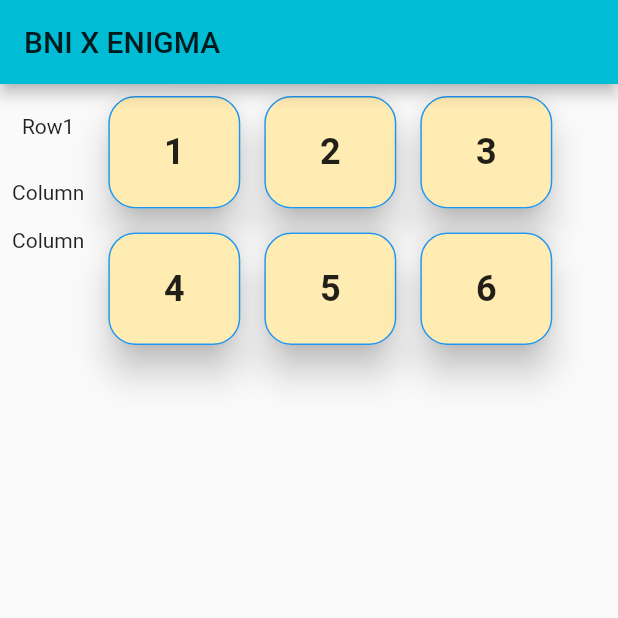
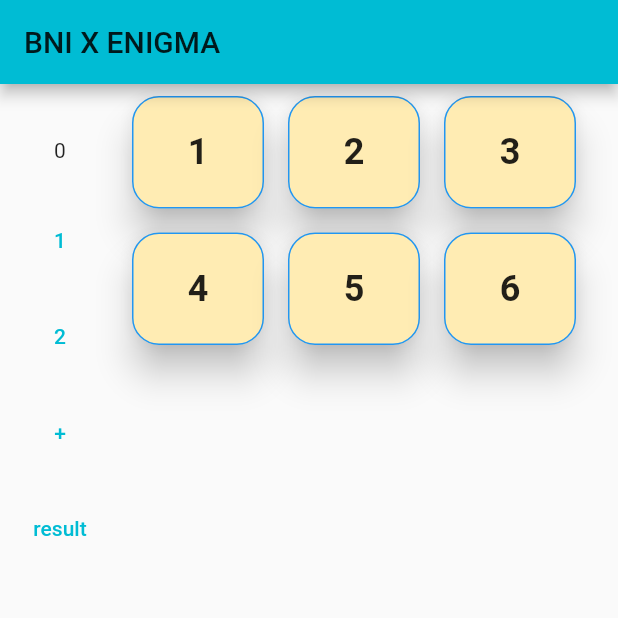
Before and after one commit to tikayesi/flutter-test, a Flutter app: the screen it shows after launch, on a phone screen of 412 x 824 dp, the top half of it. Run offline on Flutter 3.47's test engine with Material 2 defaults, Android fonts, the phone set to English and light mode, and no system bars; missing offline and left inert: dart:ffi.

```diff
--- a/flutter_application_1/lib/main.dart
+++ b/flutter_application_1/lib/main.dart
@@ -1,4 +1,5 @@
 import 'package:flutter/material.dart';
+import 'package:flutter_application_1/counter/counter.dart';
 import 'package:flutter_application_1/my_home_page.dart';
 
 void main() {
@@ -16,6 +17,6 @@ class MyApp extends StatelessWidget {
         theme: ThemeData(
           primarySwatch: Colors.cyan,
         ),
-        home: const MyHomePage());
+        home: MyHomePage());
   }
 }
--- a/flutter_application_1/lib/my_home_page.dart
+++ b/flutter_application_1/lib/my_home_page.dart
@@ -13,30 +13,62 @@ class MyHomePage extends StatefulWidget {
 // shift + alt + f -> win
 // shift + option + f -> mac
 // ctrl + shift + I -> linux
+class _MyHomePageState extends State<MyHomePage> {
 
-Column keyPadFun(){
+Column keyPadFun() {
   List col = [
     ['1', '2', '3'],
-    [ '4', '5', '6']
-    ];
+    ['4', '5', '6']
+  ];
   return Column(
-    children:
-    List.generate(col.length, (index) =>
-    _numberRow(col[index])
-    ));
+      children: List.generate(col.length, (index) => _numberRow(col[index])));
 }
 
-Widget _numberRow(List<String> numbers){
-  return Row(children: List.generate(numbers.length, (index) =>
-  _buttonOfNumberBuilder(numbers[index])),);
+Widget _numberRow(List<String> numbers) {
+  return Row(
+    children: List.generate(
+        numbers.length, (index) => _buttonOfNumberBuilder(numbers[index])),
+  );
 }
 
-Widget _buttonOfNumberBuilder(String num){
-  return ButtonOfNumber(number: num,);
+Widget _buttonOfNumberBuilder(String num) {
+  return ButtonOfNumber(
+    number: num,
+  );
 }
 
-class _MyHomePageState extends State<MyHomePage> {
+  String a = '';
+  int result = 0;
+  String b = '';
+  String operator = '';
 
+  _setName() {
+    setState(() {
+      a = '2';
+    });
+  }
+
+  _setName1() {
+    setState(() {
+      b = '1';
+    });
+  }
+
+  _setOperator() {
+    setState(() {
+      operator = '+';
+    });
+  }
+
+  _setResult() {
+    setState(() {
+      if(operator == '+'){
+      result = int.parse(a) + int.parse(b);
+      }else{
+        result = int.parse(a) - int.parse(b);
+      }
+    });
+  }
 
   @override
   Widget build(BuildContext context) {
@@ -49,24 +81,37 @@ class _MyHomePageState extends State<MyHomePage> {
         children: [
           Column(
             children: [
+              Row(
+                children: [
+                  Text(a),
+                  Text(operator),
+                  Text(b),
+                ],
+              ),
               Padding(
                 padding: const EdgeInsets.fromLTRB(10.0, 20.0, 10.0, 20.0),
-                child: Text('Row1'),
+                child: Text(result.toString()),
               ),
               Padding(
                 padding: const EdgeInsets.all(8.0),
-                child: Text('Column'),
+                child: TextButton(onPressed: _setName1, child: Text('1')),
               ),
               Padding(
                 padding: const EdgeInsets.all(8.0),
-                child: Text('Column'),
+                child: TextButton(onPressed: _setName, child: Text('2')),
+              ),
+              Padding(
+                padding: const EdgeInsets.all(8.0),
+                child: TextButton(onPressed: _setOperator, child: Text('+')),
+              ),
+              Padding(
+                padding: const EdgeInsets.all(8.0),
+                child: TextButton(onPressed: _setResult, child: Text('result')),
               ),
             ],
           ),
           Column(
-            children: [
-             keyPadFun()
-            ],
+            children: [keyPadFun()],
           ),
         ],
       )),
--- a/flutter_application_1/pubspec.yaml
+++ b/flutter_application_1/pubspec.yaml
@@ -29,6 +29,7 @@ environment:
 dependencies:
   flutter:
     sdk: flutter
+  math_expressions: ^1.0.0
 
 
   # The following adds the Cupertino Icons font to your application.
```
Also changed, not shown: flutter_application_1/lib/counter/button_decrement.dart (added, +15 -0 lines), flutter_application_1/lib/counter/button_increment.dart (added, +16 -0 lines), flutter_application_1/lib/counter/counter.dart (added, +49 -0 lines), flutter_application_1/pubspec.lock.
